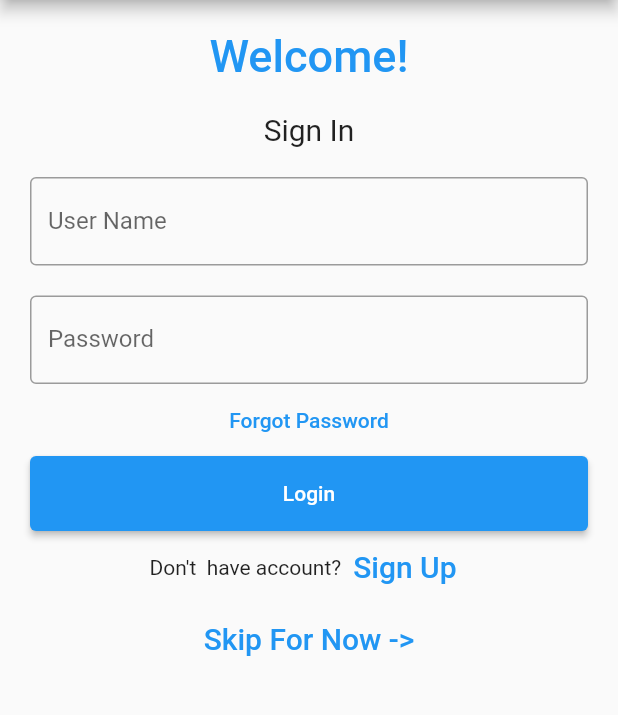
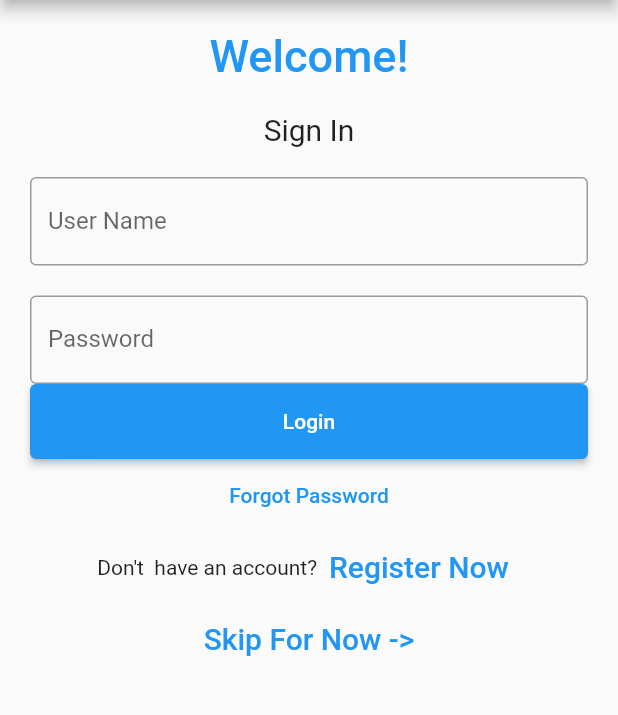
Before and after one commit to andreww0321/idk_what_to_eat_flutter, a Flutter app: the screen it shows after launch, on a phone screen of 412 x 824 dp, the part 84-799 px from its top. Run offline on Flutter 3.47's test engine with Material 2 defaults, Android fonts, the phone set to English and light mode, and no system bars.

Commit message:
Formatted the sign in page a little

```diff
--- a/lib/signInScreenUI.dart
+++ b/lib/signInScreenUI.dart
@@ -61,12 +61,7 @@ class _OpeningScreenState extends State<OpeningScreen> {
                 ),
               ),
             ),
-            TextButton(
-              onPressed: () {
-                //forgot password screen
-              },
-              child: const Text('Forgot Password',),
-            ),
+
             Container(
                 height: 50,
                 padding: const EdgeInsets.fromLTRB(10, 0, 10, 0),
@@ -78,13 +73,19 @@ class _OpeningScreenState extends State<OpeningScreen> {
                   },
                 )
             ),
+            TextButton(
+              onPressed: () {
+                //forgot password screen
+              },
+              child: const Text('Forgot Password',),
+            ),
             Row(
               mainAxisAlignment: MainAxisAlignment.center,
               children: <Widget>[
-                const Text('Don\'t  have account?'),
+                const Text('Don\'t  have an account?'),
                 TextButton(
                   child: const Text(
-                    'Sign Up',
+                    'Register Now',
                     style: TextStyle(fontSize: 20),
                   ),
                   onPressed: () {
```
